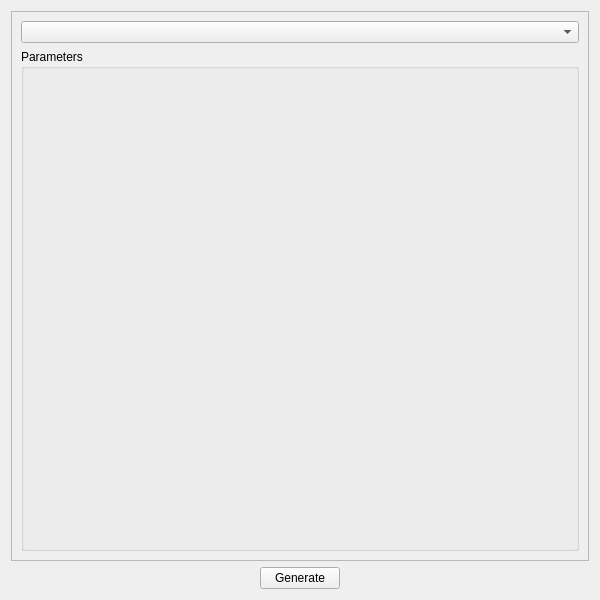
First picture: the form in data/ui/main.ui, repository timlau/preset_generator, before the edit.
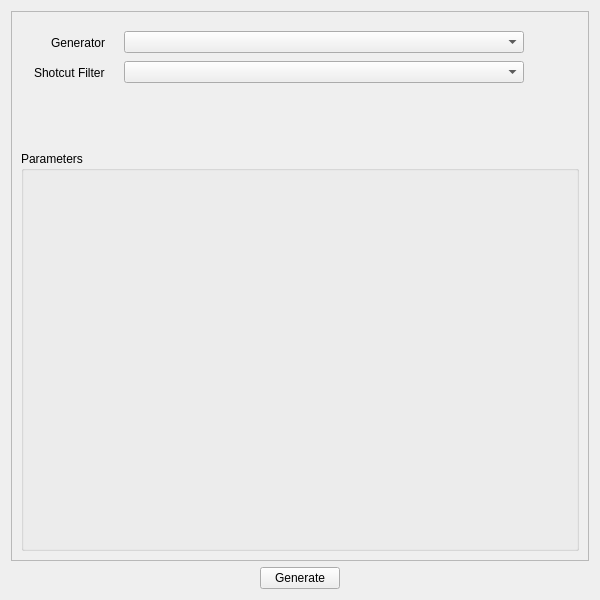
Second picture: the form after the edit.

Commit message:
Add support of different filters in each generator
* added Picture in Picture filter
*  Added filter selecting combobox
* changed current filter to new design

The edit to the form file:
```diff
--- a/data/ui/main.ui
+++ b/data/ui/main.ui
@@ -68,16 +68,118 @@
      </property>
      <layout class="QVBoxLayout" name="verticalLayout">
       <item>
-       <widget class="QComboBox" name="cb_presets"/>
+       <layout class="QFormLayout" name="fl_preset">
+        <property name="sizeConstraint">
+         <enum>QLayout::SetMinimumSize</enum>
+        </property>
+        <property name="labelAlignment">
+         <set>Qt::AlignRight|Qt::AlignTop|Qt::AlignTrailing</set>
+        </property>
+        <property name="topMargin">
+         <number>10</number>
+        </property>
+        <item row="0" column="1">
+         <widget class="QComboBox" name="cb_presets">
+          <property name="sizePolicy">
+           <sizepolicy hsizetype="Maximum" vsizetype="Fixed">
+            <horstretch>0</horstretch>
+            <verstretch>0</verstretch>
+           </sizepolicy>
+          </property>
+          <property name="minimumSize">
+           <size>
+            <width>400</width>
+            <height>0</height>
+           </size>
+          </property>
+          <property name="maximumSize">
+           <size>
+            <width>300</width>
+            <height>16777215</height>
+           </size>
+          </property>
+         </widget>
+        </item>
+        <item row="1" column="0">
+         <widget class="QLabel" name="lbl_filter">
+          <property name="maximumSize">
+           <size>
+            <width>16777215</width>
+            <height>16777215</height>
+           </size>
+          </property>
+          <property name="text">
+           <string>Shotcut Filter</string>
+          </property>
+          <property name="scaledContents">
+           <bool>false</bool>
+          </property>
+         </widget>
+        </item>
+        <item row="1" column="1">
+         <widget class="QComboBox" name="cb_preset_type">
+          <property name="sizePolicy">
+           <sizepolicy hsizetype="Maximum" vsizetype="Fixed">
+            <horstretch>0</horstretch>
+            <verstretch>0</verstretch>
+           </sizepolicy>
+          </property>
+          <property name="minimumSize">
+           <size>
+            <width>400</width>
+            <height>0</height>
+           </size>
+          </property>
+          <property name="maximumSize">
+           <size>
+            <width>134</width>
+            <height>16777215</height>
+           </size>
+          </property>
+         </widget>
+        </item>
+        <item row="0" column="0">
+         <widget class="QLabel" name="lbl_generator">
+          <property name="minimumSize">
+           <size>
+            <width>0</width>
+            <height>0</height>
+           </size>
+          </property>
+          <property name="maximumSize">
+           <size>
+            <width>16777215</width>
+            <height>16777215</height>
+           </size>
+          </property>
+          <property name="text">
+           <string>Generator</string>
+          </property>
+          <property name="alignment">
+           <set>Qt::AlignLeading|Qt::AlignLeft|Qt::AlignVCenter</set>
+          </property>
+         </widget>
+        </item>
+       </layout>
       </item>
       <item>
        <widget class="QGroupBox" name="gb_parameters">
+        <property name="minimumSize">
+         <size>
+          <width>0</width>
+          <height>400</height>
+         </size>
+        </property>
         <property name="title">
          <string>Parameters</string>
         </property>
         <layout class="QGridLayout" name="gridLayout_2">
          <item row="0" column="0">
-          <layout class="QFormLayout" name="fl_parameters"/>
+          <layout class="QFormLayout" name="fl_parameters">
+           <property name="sizeConstraint">
+            <enum>QLayout::SetMaximumSize</enum>
+           </property>
+          </layout>
          </item>
         </layout>
        </widget>
```
Left out of the diff: 26 changed lines with no effect on the pictures. The commit also changes 8 other files.
